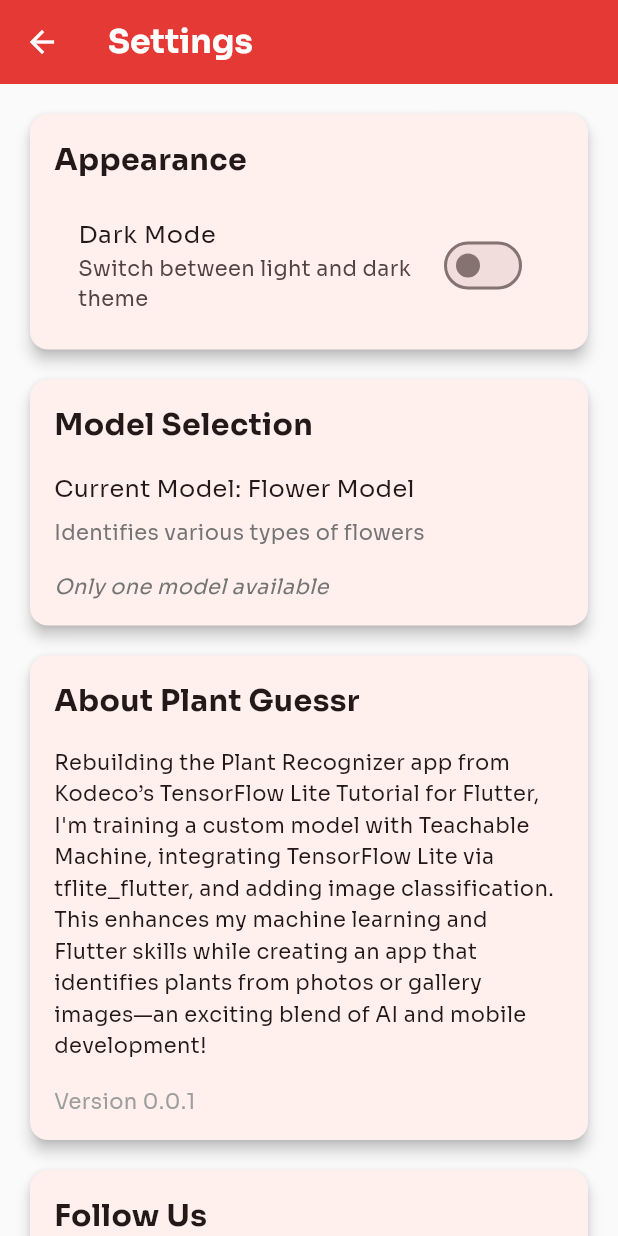
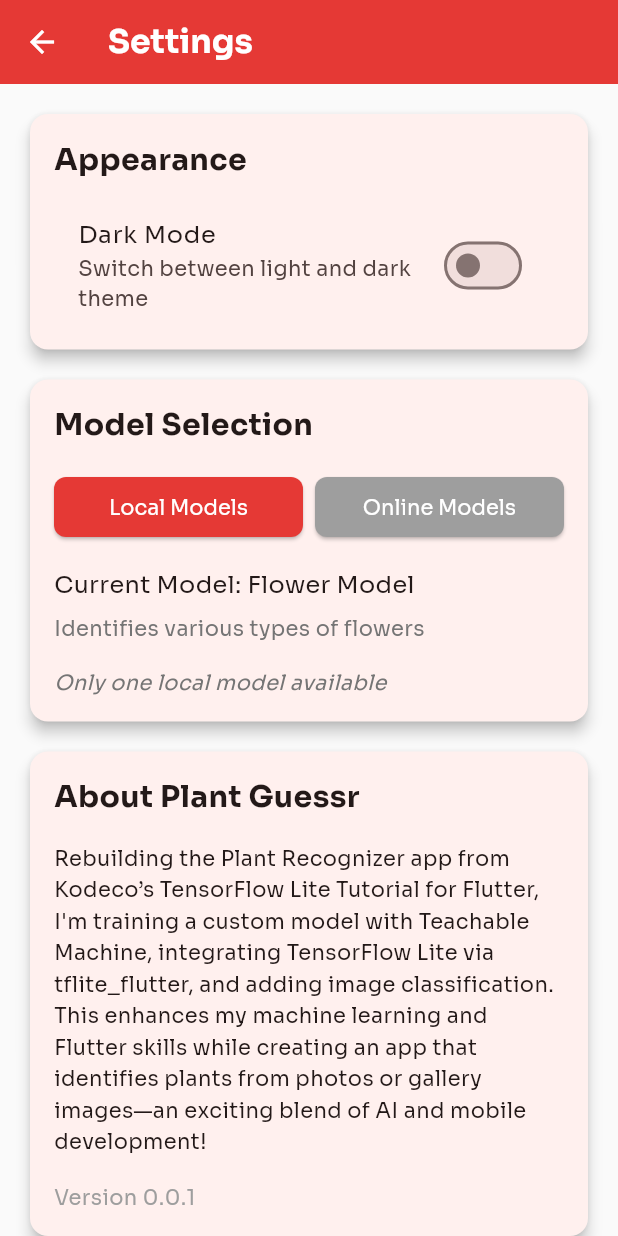
Before and after one commit to Eylexander/flutter_paddy_disease, a Flutter app: the SettingsScreen screen opened directly, on a phone screen of 412 x 824 dp. Run offline on Flutter 3.47's test engine with Material 3 defaults, Android fonts, the phone set to English and light mode, and no system bars; our stand-ins replace font_awesome_flutter, google_fonts, image_picker, share_plus; missing offline and left inert: tflite_flutter.

Commit message:
Model Provider for HF + HF functionnal

```diff
--- /dev/null
+++ b/assets/models/model_fleur_labels.txt
@@ -0,0 +1,4 @@
+0 Daisy
+1 Rose
+2 Sunflower
+3 Tulip
--- a/lib/providers/model_provider.dart
+++ b/lib/providers/model_provider.dart
@@ -2,13 +2,15 @@ import 'dart:convert';
 import 'package:flutter/foundation.dart';
 import 'package:flutter/services.dart';
 
-class ModelInfo {
+enum ModelType { local, online }
+
+class LocalModelInfo {
   final String name;
   final String modelFileName;
   final String labelsFileName;
   final String description;
 
-  ModelInfo({
+  LocalModelInfo({
     required this.name,
     required this.modelFileName,
     required this.labelsFileName,
@@ -17,29 +19,54 @@ class ModelInfo {
 
   @override
   String toString() {
-    return 'ModelInfo(name: $name, modelFileName: $modelFileName, labelsFileName: $labelsFileName, description: $description)';
+    return 'LocalModelInfo(name: $name, modelFileName: $modelFileName, labelsFileName: $labelsFileName, description: $description)';
+  }
+}
+
+class OnlineModelInfo {
+  final String name;
+  final String url;
+
+  OnlineModelInfo({required this.name, required this.url});
+
+  @override
+  String toString() {
+    return 'OnlineModelInfo(name: $name, url: $url)';
   }
 }
 
 class ModelProvider extends ChangeNotifier {
-  List<ModelInfo> _availableModels = [];
-  int _selectedModelIndex = 0;
+  List<LocalModelInfo> _availableLocalModels = [];
+  int _selectedLocalModelIndex = 0;
+
+  List<OnlineModelInfo> _availableOnlineModels = [];
+  int _selectedOnlineModelIndex = 0;
   bool _isLoading = true;
+  ModelType _modelType = ModelType.local;
 
-  List<ModelInfo> get availableModels => _availableModels;
-  ModelInfo get selectedModel => _availableModels[_selectedModelIndex];
-  int get selectedModelIndex => _selectedModelIndex;
+  List<LocalModelInfo> get availableLocalModels => _availableLocalModels;
+  LocalModelInfo get selectedLocalModel =>
+      _availableLocalModels[_selectedLocalModelIndex];
+  int get selectedLocalModelIndex => _selectedLocalModelIndex;
+
+  List<OnlineModelInfo> get availableOnlineModels => _availableOnlineModels;
+  OnlineModelInfo get selectedOnlineModel =>
+      _availableOnlineModels[_selectedOnlineModelIndex];
+  int get selectedOnlineModelIndex => _selectedOnlineModelIndex;
+
   bool get isLoading => _isLoading;
+  ModelType get modelType => _modelType;
 
   ModelProvider() {
-    _loadAvailableModels();
+    _loadAvailableLocalModels();
+    _loadAvailableOnlineModels();
   }
 
-  Future<void> _loadAvailableModels() async {
+  Future<void> _loadAvailableLocalModels() async {
     try {
       // Default model
-      _availableModels = [
-        ModelInfo(
+      _availableLocalModels = [
+        LocalModelInfo(
           name: 'Flower Model',
           modelFileName: 'model_fleur.tflite',
           labelsFileName: 'model_fleur_labels.txt',
@@ -49,15 +76,21 @@ class ModelProvider extends ChangeNotifier {
 
       // Scan the assets/models directory for additional models
       try {
-        final manifestContent = await rootBundle.loadString('AssetManifest.json');
+        final manifestContent = await rootBundle.loadString(
+          'AssetManifest.json',
+        );
         final Map<String, dynamic> manifestMap = Map.from(
-          manifestContent.isNotEmpty ?
-          await json.decode(manifestContent) : {}
+          manifestContent.isNotEmpty ? await json.decode(manifestContent) : {},
         );
 
-        final modelFiles = manifestMap.keys
-            .where((String key) => key.startsWith('assets/models/') && key.endsWith('.tflite'))
-            .toList();
+        final modelFiles =
+            manifestMap.keys
+                .where(
+                  (String key) =>
+                      key.startsWith('assets/models/') &&
+                      key.endsWith('.tflite'),
+                )
+                .toList();
 
         for (final modelFile in modelFiles) {
           final modelName = modelFile.split('/').last.replaceAll('.tflite', '');
@@ -68,8 +101,8 @@ class ModelProvider extends ChangeNotifier {
           // Check if there's a corresponding labels file
           final labelsFile = 'assets/models/${modelName}_labels.txt';
           if (manifestMap.containsKey(labelsFile)) {
-            _availableModels.add(
-              ModelInfo(
+            _availableLocalModels.add(
+              LocalModelInfo(
                 name: _formatModelName(modelName),
                 modelFileName: '$modelName.tflite',
                 labelsFileName: '${modelName}_labels.txt',
@@ -77,7 +110,7 @@ class ModelProvider extends ChangeNotifier {
               ),
             );
           }
-        debugPrint('Added custom TFLite model : $modelName');
+          debugPrint('Added custom TFLite model : $modelName');
         }
       } catch (e) {
         debugPrint('Error scanning for models: $e');
@@ -98,15 +131,70 @@ class ModelProvider extends ChangeNotifier {
         .replaceAll('_', ' ')
         .replaceAll('-', ' ')
         .split(' ')
-        .map((word) => word.isNotEmpty ? '${word[0].toUpperCase()}${word.substring(1)}' : '')
+        .map(
+          (word) =>
+              word.isNotEmpty
+                  ? '${word[0].toUpperCase()}${word.substring(1)}'
+                  : '',
+        )
         .join(' ');
   }
 
-  void selectModel(int index) {
-    if (index >= 0 && index < _availableModels.length) {
-      _selectedModelIndex = index;
+  void setModelType(ModelType type) {
+    _modelType = type;
+    if (type == ModelType.local) {
+      selectLocalModel(_selectedLocalModelIndex);
+    }
+    if (type == ModelType.online) {
+      selectOnlineModel(_selectedOnlineModelIndex);
+    }
 
-      debugPrint("Current model changed to : ${selectedModel.name}");
+    notifyListeners();
+  }
+
+  void selectLocalModel(int index) {
+    if (index >= 0 && index < _availableLocalModels.length) {
+      _selectedLocalModelIndex = index;
+
+      debugPrint("Current model changed to : ${selectedLocalModel.name}");
+
+      notifyListeners();
+    }
+  }
+
+  Future<void> _loadAvailableOnlineModels() async {
+    try {
+      _availableOnlineModels = [
+        OnlineModelInfo(
+          name: "Animals Classifier",
+          url: "https://dielz-animals-classifier-demo.hf.space/call/predict",
+        ),
+        OnlineModelInfo(
+          name: "Pokémon first gen classifier",
+          url:
+              "https://vdcapriles-pokedex-classifier.hf.space/gradio_api/call/predict",
+        ),
+        OnlineModelInfo(
+          name: "Bark Texture Images",
+          url:
+              "https://eswardivi-bark-texture-images-classification.hf.space/gradio_api/call/predict",
+        ),
+      ];
+
+      _isLoading = false;
+      notifyListeners();
+    } catch (e) {
+      debugPrint('Error loading models: $e');
+      _isLoading = false;
+      notifyListeners();
+    }
+  }
+
+  void selectOnlineModel(int index) {
+    if (index >= 0 && index < _availableOnlineModels.length) {
+      _selectedOnlineModelIndex = index;
+
+      debugPrint("Current model changed to : ${selectedOnlineModel.name}");
 
       notifyListeners();
     }
--- a/lib/screens/settings_screen.dart
+++ b/lib/screens/settings_screen.dart
@@ -114,7 +114,7 @@ class SettingsScreen extends StatelessWidget {
                 );
               }
 
-              if (modelProvider.availableModels.isEmpty) {
+              if (modelProvider.availableLocalModels.isEmpty || modelProvider.availableOnlineModels.isEmpty) {
                 return const SizedBox.shrink();
               }
 
@@ -136,8 +136,56 @@ class SettingsScreen extends StatelessWidget {
                         ),
                       ),
                       const SizedBox(height: 16),
+                      Row(
+                        mainAxisAlignment: MainAxisAlignment.center,
+                        children: [
+                          Expanded(
+                            child: ElevatedButton(
+                              onPressed: () {
+                                modelProvider.setModelType(ModelType.local);
+                              },
+                              style: ElevatedButton.styleFrom(
+                                backgroundColor: modelProvider.modelType == ModelType.local
+                                    ? kPrimaryRed
+                                    : Colors.grey,
+                              ),
+                              child: Text(
+                                'Local Models',
+                                style: GoogleFonts.sora(
+                                  fontSize: 14,
+                                  fontWeight: FontWeight.w500,
+                                  color: Colors.white,
+                                ),
+                              ),
+                            ),
+                          ),
+                          const SizedBox(width: 8),
+                          Expanded(
+                            child: ElevatedButton(
+                              onPressed: () {
+                                modelProvider.setModelType(ModelType.online);
+                              },
+                              style: ElevatedButton.styleFrom(
+                                backgroundColor: modelProvider.modelType == ModelType.online
+                                    ? kPrimaryRed
+                                    : Colors.grey,
+                              ),
+                              child: Text(
+                                'Online Models',
+                                style: GoogleFonts.sora(
+                                  fontSize: 14,
+                                  fontWeight: FontWeight.w500,
+                                  color: Colors.white,
+                                ),
+                              ),
+                            ),
+                          ),
+                        ],
+                      ),
+                      const SizedBox(height: 16),
+                      if (modelProvider.modelType == ModelType.local) ...[
                         Text(
-                        'Current Model: ${modelProvider.selectedModel.name}',
+                          'Current Model: ${modelProvider.selectedLocalModel.name}',
                           style: GoogleFonts.sora(
                             fontSize: 16,
                             fontWeight: FontWeight.w500,
@@ -145,19 +193,19 @@ class SettingsScreen extends StatelessWidget {
                         ),
                         const SizedBox(height: 8),
                         Text(
-                        modelProvider.selectedModel.description,
+                          modelProvider.selectedLocalModel.description,
                           style: GoogleFonts.sora(
                             fontSize: 14,
                             color: Colors.grey[600],
                           ),
                         ),
                         const SizedBox(height: 16),
-                      if (modelProvider.availableModels.length > 1) ...[
+                        if (modelProvider.availableLocalModels.length > 1) ...[
                           Row(
                             mainAxisAlignment: MainAxisAlignment.spaceBetween,
                             children: [
                               Text(
-                              'Select Model:',
+                                'Select Local Model:',
                                 style: GoogleFonts.sora(
                                   fontSize: 14,
                                   fontWeight: FontWeight.w500,
@@ -165,9 +213,8 @@ class SettingsScreen extends StatelessWidget {
                               ),
                               DropdownButton<int>(
                                 dropdownColor: Theme.of(context).colorScheme.surface,
-                              value: modelProvider.selectedModelIndex,
-                              items:
-                                  modelProvider.availableModels
+                                value: modelProvider.selectedLocalModelIndex,
+                                items: modelProvider.availableLocalModels
                                     .asMap()
                                     .entries
                                     .map((entry) {
@@ -181,7 +228,7 @@ class SettingsScreen extends StatelessWidget {
                                     .toList(),
                                 onChanged: (value) {
                                   if (value != null) {
-                                  modelProvider.selectModel(value);
+                                    modelProvider.selectLocalModel(value);
                                   }
                                 },
                               ),
@@ -189,12 +236,42 @@ class SettingsScreen extends StatelessWidget {
                           ),
                         ] else ...[
                           Text(
-                          'Only one model available',
+                            'Only one local model available',
                             style: GoogleFonts.sora(
                               fontSize: 14,
                               fontStyle: FontStyle.italic,
                               color: Colors.grey[600],
                             ),
+                          ),
+                        ],
+                      ] else if (modelProvider.modelType == ModelType.online) ...[
+                        Text(
+                          'Select Online Model:',
+                          style: GoogleFonts.sora(
+                            fontSize: 14,
+                            fontWeight: FontWeight.w500,
+                          ),
+                        ),
+                        DropdownButton<int>(
+                          dropdownColor: Theme.of(context).colorScheme.surface,
+                          value: modelProvider.selectedOnlineModelIndex,
+                          items: modelProvider.availableOnlineModels
+                              .asMap()
+                              .entries
+                              .map((entry) {
+                                int index = entry.key;
+                                var model = entry.value;
+                                return DropdownMenuItem<int>(
+                                  value: index,
+                                  child: Text(model.name),
+                                );
+                              })
+                              .toList(),
+                          onChanged: (value) {
+                            if (value != null) {
+                              modelProvider.selectOnlineModel(value);
+                            }
+                          },
                         ),
                       ],
                     ],
--- a/pubspec.yaml
+++ b/pubspec.yaml
@@ -40,6 +40,10 @@ flutter:
         weight: 300
 
   assets:
+    - assets/models/model_fleur_labels.txt
+    - assets/models/model_fleur.tflite
+    - assets/models/model_fruits_labels.txt
+    - assets/models/model_fruits.tflite
     - assets/icon/icon.png
 
 flutter_launcher_icons:
```
Also changed, not shown: assets/models/model_fruits_labels.txt (added, +17 -0 lines), lib/huggingface/hugging_face_service.dart (added, +92 -0 lines), lib/screens/home_screen.dart (+62 -6 lines), 2 other files. Lines whose indentation alone changed are shown as unchanged.
